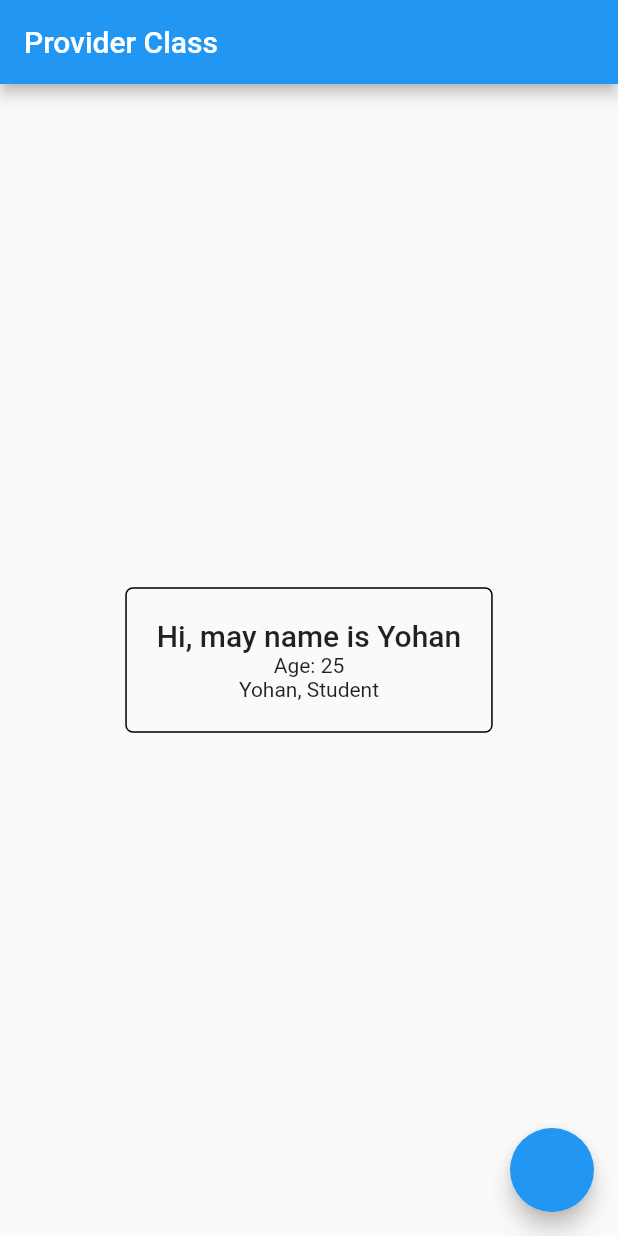
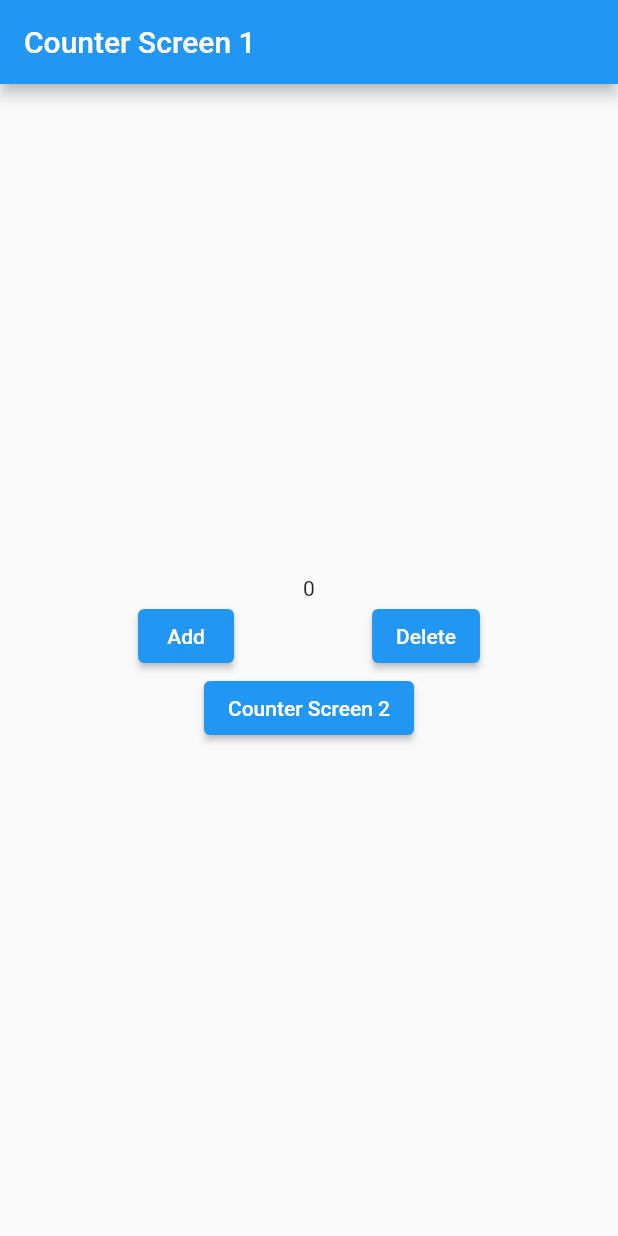
Before and after one commit to apurva010/Provider-Practical, a Flutter app: the screen it shows after launch, on a phone screen of 412 x 824 dp. Run offline on Flutter 3.47's test engine with Material 2 defaults, Android fonts, the phone set to English and light mode, and no system bars.

Commit message:
✨ Counter Increment/Decrement Provider

```diff
--- a/lib/main.dart
+++ b/lib/main.dart
@@ -1,6 +1,7 @@
-/*
 import 'package:flutter/material.dart';
-import 'package:provider_example/views/home_page.dart';
+import 'package:provider/provider.dart';
+import 'package:provider_example/provider/counter_provider.dart';
+import 'package:provider_example/views/counter/counter_screen1.dart';
 
 void main() {
   runApp(const MyApp());
@@ -11,122 +12,24 @@ class MyApp extends StatelessWidget {
 
   @override
   Widget build(BuildContext context) {
-    return
-        // MultiProvider(
-        */
-/*ChangeNotifierProvider(
-      create: (context) => ItemProvider(),*/ /*
-
-
-        */
-/*  providers: [
+    return MultiProvider(
+      providers: [
         ChangeNotifierProvider(
-          create: (context) => ItemProvider(),
+          create: (_) => CounterProvider(),
+        ),
+      ],
+      /*MultiProvider(
+      providers: [
+        ChangeNotifierProvider(
+          create: (_) => ItemProvider(),
         ),
         ChangeNotifierProvider(
-          create: (context) => PizzaProvider(),
+          create: (_) => PizzaProvider(),
         ),
-      ],*/ /*
-
-        */
-/* child: ChangeNotifierProvider(
-        create: (context) => PizzaProvider(),
-        child:*/ /*
-
-        */
-import 'package:flutter/material.dart';
-import 'package:provider/provider.dart';
-
-class Person with ChangeNotifier {
-  Person({required this.name, required this.age});
-
-  final String name;
-  int age;
-
-  void increaseAge() {
-    age++;
-    notifyListeners();
-  }
-}
-
-class Job with ChangeNotifier {
-  Job(
-    this.person, {
-    required this.career,
-  });
-
-  final Person person;
-  String career;
-  String get title {
-    if (person.age >= 28) return 'Dr. ${person.name}, $career PhD';
-    return '${person.name}, Student';
-  }
-}
-
-void main() {
-  runApp(
-    MultiProvider(
-      providers: [
-        ChangeNotifierProvider<Person>(
-          create: (_) => Person(name: 'Yohan', age: 25),
-        ),
-        ChangeNotifierProxyProvider<Person, Job>(
-          create: (BuildContext context) =>
-              Job(Provider.of<Person>(context, listen: false), career: 'PhD'),
-          update: (context, person, previous) => Job(person, career: 'Vet'),
-        ),
-      ],
-      child: MyApp(),
-    ),
-  );
-}
-
-class MyApp extends StatelessWidget {
-  const MyApp({super.key});
-
-  @override
-  Widget build(BuildContext context) {
-    return const MaterialApp(
-      home: MyHomePage(),
-    );
-  }
-}
-
-class MyHomePage extends StatelessWidget {
-  const MyHomePage({super.key});
-
-  @override
-  Widget build(BuildContext context) {
-    return Scaffold(
-      appBar: AppBar(
-        title: const Text('Provider Class'),
-      ),
-      body: Align(
-        alignment: Alignment.center,
-        child: Container(
-          padding: EdgeInsets.all(20.0),
-          decoration: BoxDecoration(
-            border: Border.all(),
-            borderRadius: BorderRadius.circular(5.0),
-          ),
-          child: Column(
-            mainAxisSize: MainAxisSize.min,
-            children: <Widget>[
-              Text(
-                'Hi, may name is ${context.select((Job j) => j.person.name)}',
-                style: Theme.of(context).textTheme.titleLarge,
-              ),
-              Text(
-                'Age: ${context.select((Job j) => j.person.age)}',
-              ),
-              Text(context.watch<Job>().title),
-            ],
-          ),
-        ),
-      ),
-      floatingActionButton: FloatingActionButton(
-        onPressed: () =>
-            Provider.of<Person>(context, listen: false).increaseAge(),
+      ],*/
+      child: MaterialApp(
+        title: "Provider Practical",
+        home: CounterScreen1(),
       ),
     );
   }
--- /dev/null
+++ b/lib/provider/counter_provider.dart
@@ -0,0 +1,17 @@
+import 'package:flutter/material.dart';
+
+class CounterProvider extends ChangeNotifier {
+  int count;
+
+  CounterProvider({this.count = 0});
+
+  void increment() {
+    count++;
+    notifyListeners();
+  }
+
+  void decrement() {
+    count--;
+    notifyListeners();
+  }
+}
--- /dev/null
+++ b/lib/views/counter/counter_screen1.dart
@@ -0,0 +1,51 @@
+import 'package:flutter/material.dart';
+import 'package:provider/provider.dart';
+import 'package:provider_example/provider/counter_provider.dart';
+import 'package:provider_example/views/counter/counter_screen2.dart';
+
+class CounterScreen1 extends StatelessWidget {
+  const CounterScreen1({Key? key}) : super(key: key);
+
+  @override
+  Widget build(BuildContext context) {
+    return Scaffold(
+      appBar: AppBar(
+        title: Text("Counter Screen 1"),
+      ),
+      body: Center(
+        child: Column(
+          mainAxisAlignment: MainAxisAlignment.center,
+          children: [
+            Text(Provider.of<CounterProvider>(context).count.toString()),
+            Row(
+              mainAxisAlignment: MainAxisAlignment.spaceEvenly,
+              children: [
+                ElevatedButton(
+                  onPressed: () {
+                    Provider.of<CounterProvider>(context, listen: false)
+                        .increment();
+                  },
+                  child: Text("Add"),
+                ),
+                ElevatedButton(
+                  onPressed: () {
+                    Provider.of<CounterProvider>(context, listen: false)
+                        .decrement();
+                  },
+                  child: Text("Delete"),
+                ),
+              ],
+            ),
+            ElevatedButton(
+                onPressed: () {
+                  Navigator.of(context).push(MaterialPageRoute(
+                    builder: (context) => CounterScreen2(),
+                  ));
+                },
+                child: Text("Counter Screen 2")),
+          ],
+        ),
+      ),
+    );
+  }
+}
```
Also changed, not shown: lib/main2.dart (added, +97 -0 lines), lib/views/counter/counter_screen2.dart (added, +43 -0 lines), lib/views/home_page.dart (+5 -21 lines), lib/views/screen2.dart (+5 -21 lines).
